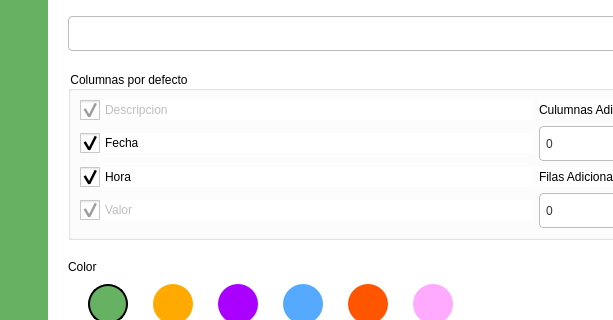
The window that economix_ui.ui (AndHak/Organizador-economico) describes before a commit, drawn with Qt 5; both pictures show x 257 to 870 and y 258 to 578 of the 1280 by 720 pixel window.
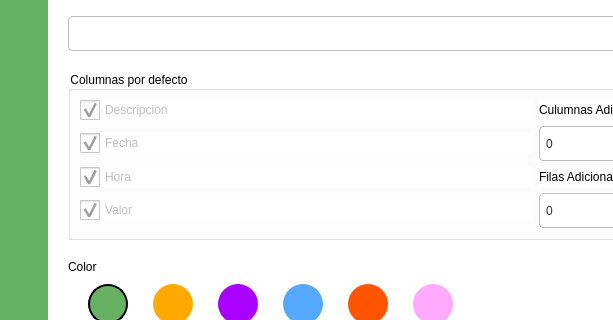
The same window after the commit. The open tabs and pages were chosen to show the change. Icons and pictures are not drawn.

```diff
--- a/economix_ui.ui
+++ b/economix_ui.ui
@@ -1681,7 +1681,7 @@
               <item row="1" column="0">
                <widget class="QCheckBox" name="checkbox_fecha">
                 <property name="enabled">
-                 <bool>true</bool>
+                 <bool>false</bool>
                 </property>
                 <property name="text">
                  <string>Fecha</string>
@@ -1697,7 +1697,7 @@
               <item row="2" column="0">
                <widget class="QCheckBox" name="checkbox_hora">
                 <property name="enabled">
-                 <bool>true</bool>
+                 <bool>false</bool>
                 </property>
                 <property name="text">
                  <string>Hora</string>
```
Left out of the diff: 2 changed lines with no effect on the pictures.
